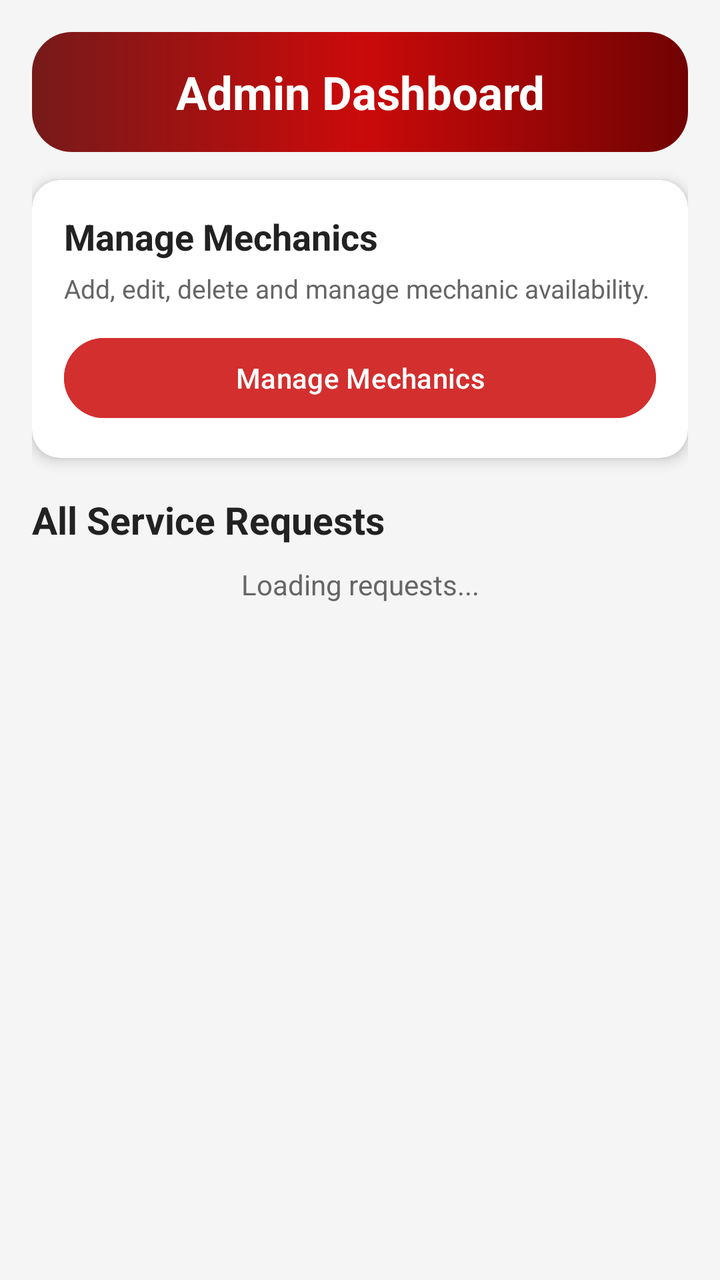
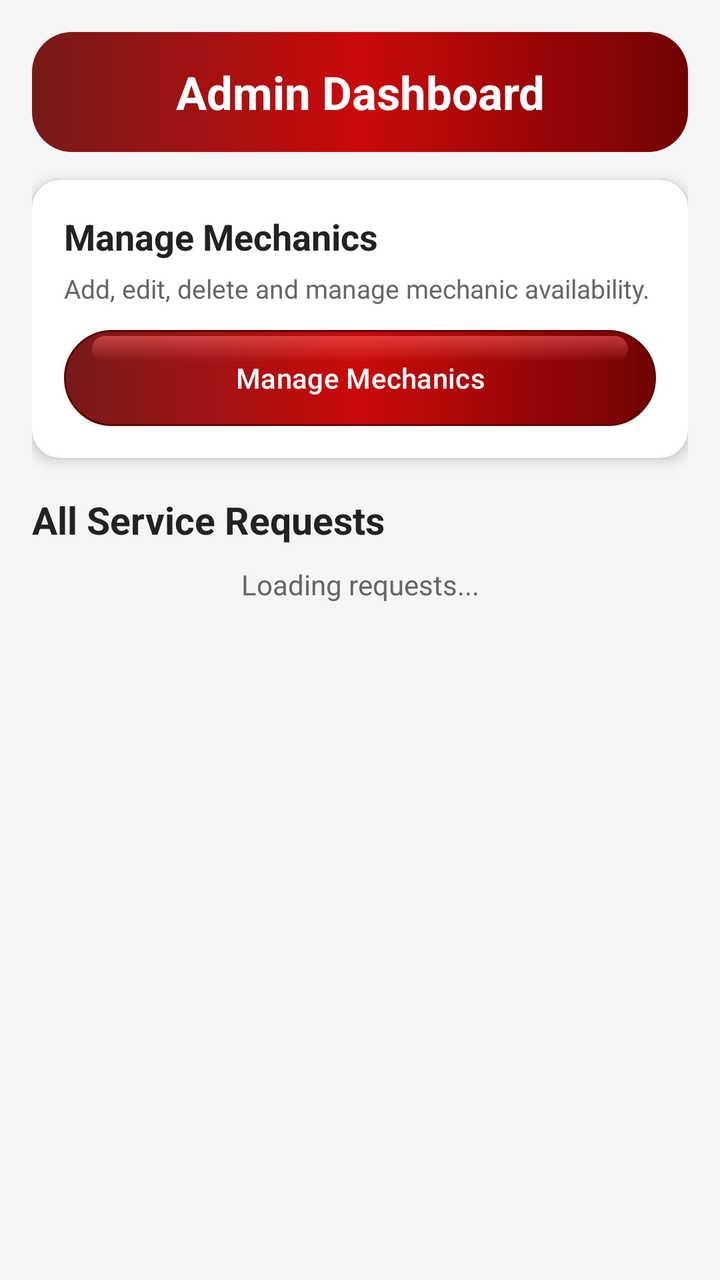

Screens rendered from an Android XML layout before and after an edit, with the pre-edit source and the edit as a unified diff.
<!-- AndroidManifest.xml: application theme Theme.RoadSideAssistance -->
<!-- res/layout/activity_admin_requests.xml -->
<?xml version="1.0" encoding="utf-8"?>
<LinearLayout xmlns:android="http://schemas.android.com/apk/res/android"
    android:layout_width="match_parent"
    android:layout_height="match_parent"
    android:background="#F5F5F5"
    android:orientation="vertical"
    android:padding="16dp">

    <TextView
        android:layout_width="match_parent"
        android:layout_height="60dp"
        android:background="@drawable/bg_service_red_gradient"
        android:gravity="center"
        android:text="Admin Dashboard"
        android:textColor="#FFFFFF"
        android:textSize="23sp"
        android:textStyle="bold" />

    <androidx.cardview.widget.CardView
        android:layout_width="match_parent"
        android:layout_height="wrap_content"
        android:layout_marginTop="14dp"
        app:cardCornerRadius="14dp"
        app:cardElevation="4dp"
        xmlns:app="http://schemas.android.com/apk/res-auto">

        <LinearLayout
            android:layout_width="match_parent"
            android:layout_height="wrap_content"
            android:orientation="vertical"
            android:padding="16dp">

            <TextView
                android:layout_width="match_parent"
                android:layout_height="wrap_content"
                android:text="Manage Mechanics"
                android:textColor="#222222"
                android:textSize="18sp"
                android:textStyle="bold" />

            <TextView
                android:layout_width="match_parent"
                android:layout_height="wrap_content"
                android:layout_marginTop="5dp"
                android:text="Add, edit, delete and manage mechanic availability."
                android:textColor="#666666"
                android:textSize="13sp" />

            <Button
                android:id="@+id/btnManageMechanics"
                android:layout_width="match_parent"
                android:layout_height="48dp"
                android:layout_marginTop="12dp"
                android:backgroundTint="#D32F2F"
                android:text="Manage Mechanics"
                android:textAllCaps="false"
                android:textColor="#FFFFFF" />

        </LinearLayout>
    </androidx.cardview.widget.CardView>

    <TextView
        android:layout_width="match_parent"
        android:layout_height="wrap_content"
        android:layout_marginTop="18dp"
        android:text="All Service Requests"
        android:textColor="#222222"
        android:textSize="19sp"
        android:textStyle="bold" />

    <TextView
        android:id="@+id/tvAdminRequestMessage"
        android:layout_width="match_parent"
        android:layout_height="wrap_content"
        android:gravity="center"
        android:padding="10dp"
        android:text="Loading requests..."
        android:textColor="#666666"
        android:textSize="14sp" />

    <androidx.recyclerview.widget.RecyclerView
        android:id="@+id/recyclerAdminRequests"
        android:layout_width="match_parent"
        android:layout_height="0dp"
        android:layout_weight="1"
        android:clipToPadding="false"
        android:overScrollMode="never"
        android:paddingBottom="8dp" />

</LinearLayout>
<!-- resources referenced by this layout -->
<resources>
  <!-- drawable bg_service_red_gradient (drawable) -->
  <?xml version="1.0" encoding="utf-8"?>
  <shape xmlns:android="http://schemas.android.com/apk/res/android"
      android:shape="rectangle">
  
      <gradient
          android:startColor="#771A1A"
          android:centerColor="#CB0A0A"
          android:endColor="#710303"
          android:angle="0"
          android:type="linear" />
  
      <corners android:radius="20dp" />
  
  </shape>
  <style name="Theme.RoadSideAssistance" parent="Base.Theme.RoadSideAssistance" />
  <style name="Base.Theme.RoadSideAssistance" parent="Theme.Material3.DayNight.NoActionBar">
  
          <item name="colorPrimary">#14F500</item>
          <item name="colorSecondary">#14F500</item>
          <item name="colorControlActivated">#14F500</item>
  
      </style>
</resources>

<!-- the commit's change to res/layout/activity_admin_requests.xml (unified diff, before → after) -->
@@ -3,6 +3,7 @@
     android:layout_width="match_parent"
     android:layout_height="match_parent"
     android:background="#F5F5F5"
+    android:fitsSystemWindows="true"
     android:orientation="vertical"
     android:padding="16dp">
 
@@ -51,7 +52,8 @@
                 android:layout_width="match_parent"
                 android:layout_height="48dp"
                 android:layout_marginTop="12dp"
-                android:backgroundTint="#D32F2F"
+                app:backgroundTint="@null"
+                android:background="@drawable/bg_signup_btn"
                 android:text="Manage Mechanics"
                 android:textAllCaps="false"
                 android:textColor="#FFFFFF" />
<!-- resource entries referenced after the edit -->
@@ -15,6 +15,90 @@
       <corners android:radius="20dp" />
   
   </shape>
+  <!-- drawable bg_signup_btn (drawable) -->
+  <?xml version="1.0" encoding="utf-8"?>
+  <layer-list xmlns:android="http://schemas.android.com/apk/res/android">
+  
+      
+      <item>
+          <shape android:shape="rectangle">
+              <corners android:radius="100dp" />
+              <gradient
+                  android:angle="0"
+                  android:type="linear"
+                  android:startColor="#771A1A"
+                  android:centerColor="#CB0A0A"
+                  android:endColor="#710303" />
+              <stroke
+                  android:width="1dp"
+                  android:color="#5E0000" />
+          </shape>
+      </item>
+  
+      
+      <item
+          android:top="6dp"
+          android:bottom="6dp"
+          android:left="6dp"
+          android:right="6dp">
+          <shape android:shape="rectangle">
+              <corners android:radius="100dp" />
+              <stroke
+                  android:width="0dp"
+                  android:color="#40FF8888" />
+          </shape>
+      </item>
+  
+      
+      <item
+          android:top="3dp"
+          android:bottom="32dp"
+          android:left="14dp"
+          android:right="14dp">
+          <shape android:shape="rectangle">
+              <corners android:radius="100dp" />
+              <gradient
+                  android:angle="270"
+                  android:startColor="#85FF6969"
+                  android:endColor="#00FF6969" />
+          </shape>
+      </item>
+  
+  </layer-list>
+  
+  
+  
+  
+  
+  
+  
+  
+  
+  
+  
+  
+  
+  
+  
+  
+  
+  
+  
+  
+  
+  
+  
+  
+  
+  
+  
+  
+  
+  
+  
+  
+  
+  
   <style name="Theme.RoadSideAssistance" parent="Base.Theme.RoadSideAssistance" />
   <style name="Base.Theme.RoadSideAssistance" parent="Theme.Material3.DayNight.NoActionBar">
   
